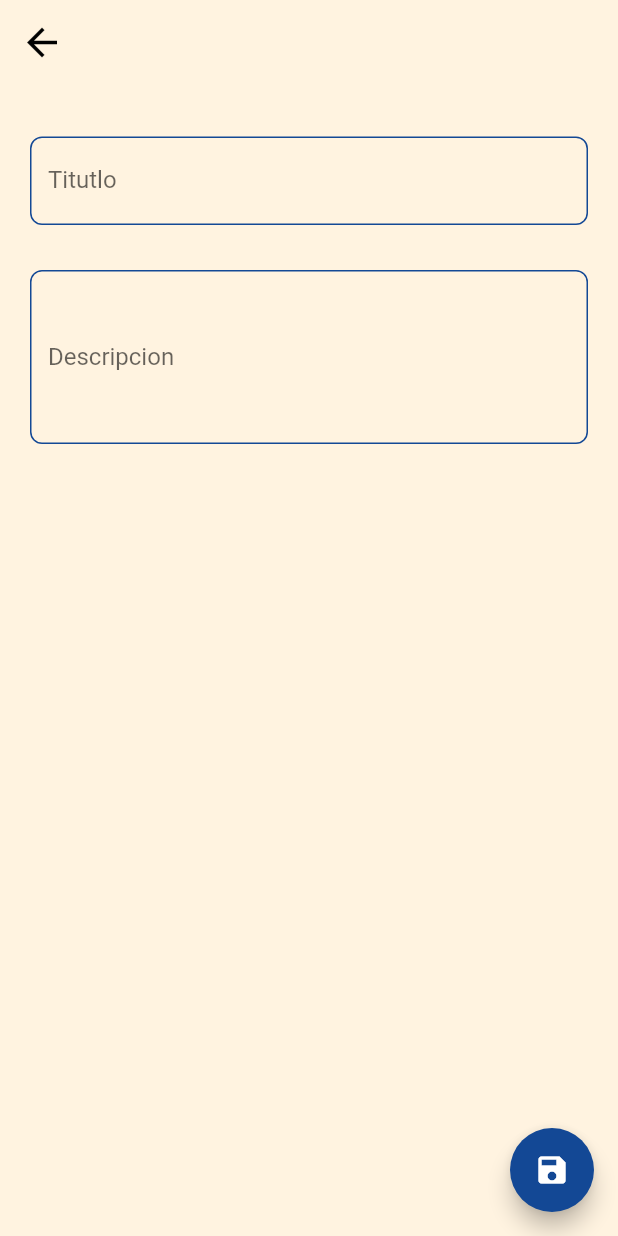
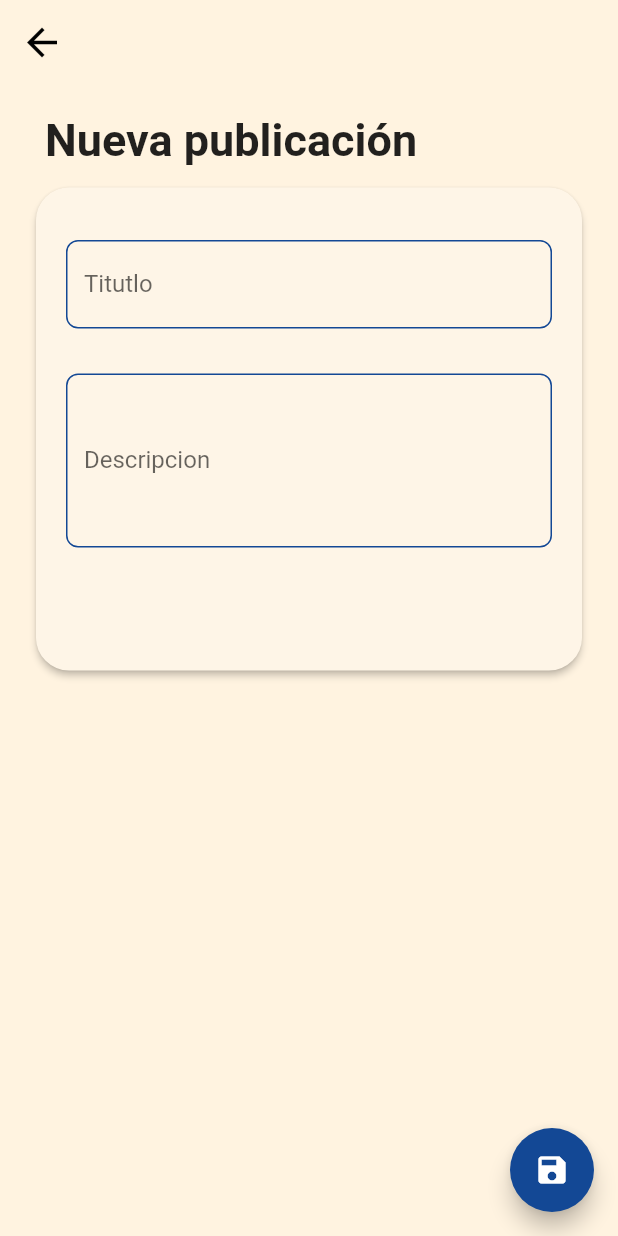
Before and after one commit to B3rert/fl_comunicacion, a Flutter app: the NewPostView screen opened by its route, on a phone screen of 412 x 824 dp. Run offline on Flutter 3.47's test engine with Material 2 defaults, Android fonts, the phone set to English and light mode, and no system bars; our stand-ins replace carousel_slider, shared_preferences; missing offline and left inert: any_link_preview; accounts and stored records are empty.

Commit message:
card new post

```diff
--- a/lib/view_models/new_post_view_model.dart
+++ b/lib/view_models/new_post_view_model.dart
@@ -89,5 +89,8 @@ class NewPostViewModel extends ChangeNotifier {
     );
 
     _feedVM.postInFeed(post);
+
+    formValues["title"] = "";
+    formValues["description"] = "";
   }
 }
--- a/lib/views/new_post_view.dart
+++ b/lib/views/new_post_view.dart
@@ -11,7 +11,9 @@ class NewPostView extends StatelessWidget {
     final _vm = Provider.of<NewPostViewModel>(context);
 
     return Scaffold(
-      floatingActionButton: FloatingActionButton(
+      floatingActionButton: _vm.isLoading
+          ? null
+          : FloatingActionButton(
               onPressed: () => _vm.createPost(context),
               child: const Icon(Icons.save),
             ),
@@ -19,6 +21,25 @@ class NewPostView extends StatelessWidget {
       body: _vm.isLoading
           ? const LoadWidget()
           : SingleChildScrollView(
+              child: Padding(
+                padding: const EdgeInsets.all(20),
+                child: Column(
+                  crossAxisAlignment: CrossAxisAlignment.start,
+                  children: [
+                    const Padding(
+                      padding: EdgeInsets.only(left: 10),
+                      child: Text(
+                        "Nueva publicación",
+                        style: TextStyle(
+                          fontSize: 30,
+                          fontWeight: FontWeight.bold,
+                        ),
+                      ),
+                    ),
+                    CardWidget(
+                      width: double.infinity,
+                      height: 330,
+                      raidus: 22,
                       child: Padding(
                         padding: const EdgeInsets.all(20),
                         child: Form(
@@ -34,6 +55,7 @@ class NewPostView extends StatelessWidget {
                                 formValues: _vm.formValues,
                               ),
                               InputWidget(
+                                validator: false,
                                 hintText: "Descripcion",
                                 labelText: "Descripcion",
                                 maxLines: 4,
@@ -45,6 +67,10 @@ class NewPostView extends StatelessWidget {
                         ),
                       ),
                     ),
+                  ],
+                ),
+              ),
+            ),
     );
   }
 }
```
Lines whose indentation alone changed are shown as unchanged.
